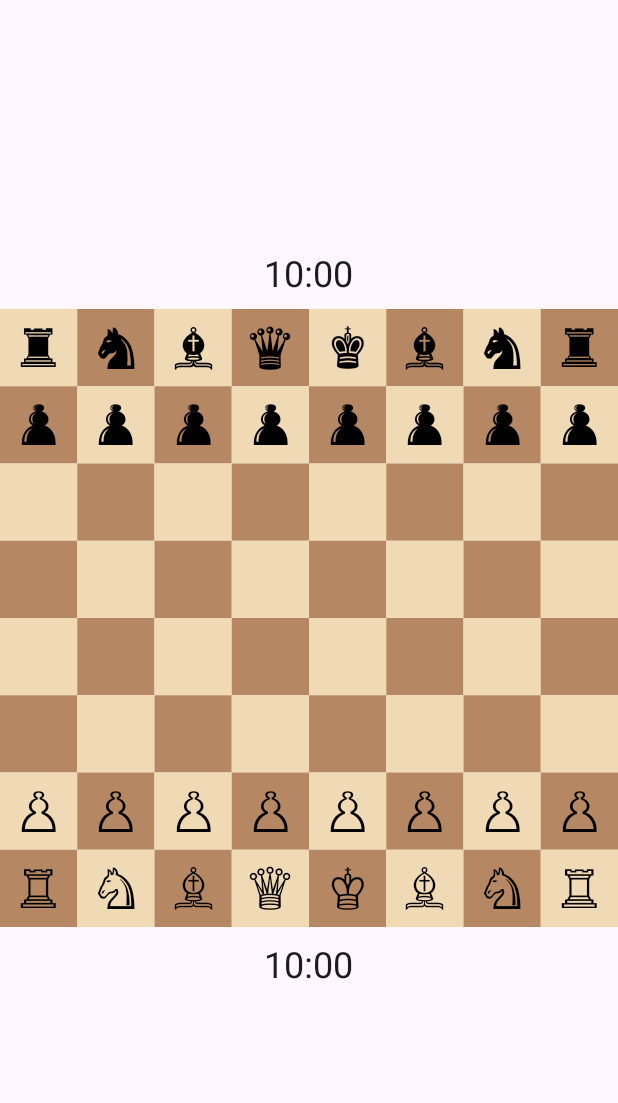
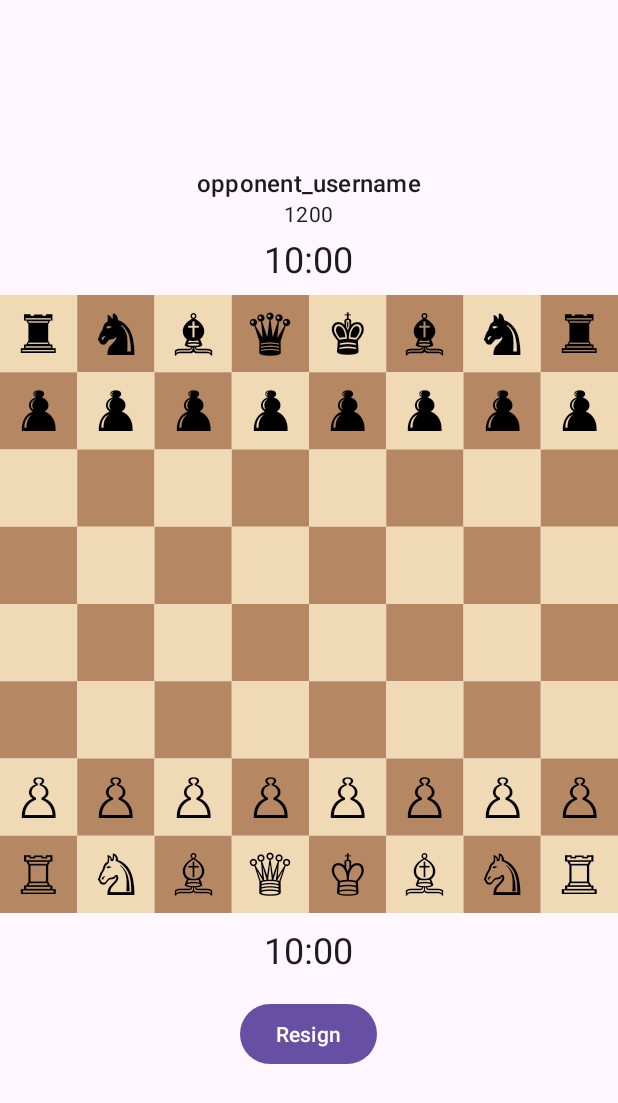
Before and after one commit to Uziel1305/ChessWhisper-Project, an Android app: the layout activity_game.xml on its own in the app's theme, with its tools: preview values and no code run, on a phone screen of 412 x 824 dp. Shown: the top 1103 px of the screen. Run offline under Robolectric (Android 15) with nearby library versions, the light colour scheme and no system bars; network calls fail.

Commit message:
fixing board, adding resign

```diff
--- a/android/app/src/main/java/com/example/chesswhisper/ui/game/BoardView.java
+++ b/android/app/src/main/java/com/example/chesswhisper/ui/game/BoardView.java
@@ -43,6 +43,9 @@ public class BoardView extends View {
     // GameActivity (CW-56) turns this off the instant a move is sent and while it
     // isn't this player's turn.
     private boolean inputEnabled = true;
+    // False by default so the CW-49/50 manual-check path (no live game) keeps its
+    // white-at-bottom view. GameActivity sets this from match.found's color.
+    private boolean flipped = false;
 
     private final Paint lightSquarePaint = new Paint();
     private final Paint darkSquarePaint = new Paint();
@@ -80,6 +83,14 @@ public class BoardView extends View {
         this.inputEnabled = inputEnabled;
     }
 
+    // Rotates the board 180 degrees so the local player's own pieces are always at
+    // the bottom - h-file on the left and rank 1 at the top for black, matching the
+    // standard "board flipped for black" convention.
+    public void setFlipped(boolean flipped) {
+        this.flipped = flipped;
+        invalidate();
+    }
+
     // Replaces the position wholesale — used both for the initial hardcoded position
     // and, later, whenever move.committed delivers a new one.
     public void setPosition(String fen, List<String> legalMoves) {
@@ -108,8 +119,10 @@ public class BoardView extends View {
 
         for (int row = 0; row < 8; row++) {
             for (int col = 0; col < 8; col++) {
-                float left = col * squareSize;
-                float top = row * squareSize;
+                int screenRow = flipped ? 7 - row : row;
+                int screenCol = flipped ? 7 - col : col;
+                float left = screenCol * squareSize;
+                float top = screenRow * squareSize;
                 boolean isLight = (row + col) % 2 == 0;
                 canvas.drawRect(left, top, left + squareSize, top + squareSize,
                         isLight ? lightSquarePaint : darkSquarePaint);
@@ -143,8 +156,10 @@ public class BoardView extends View {
         }
         if (event.getAction() == MotionEvent.ACTION_UP) {
             float squareSize = getWidth() / 8f;
-            int col = (int) (event.getX() / squareSize);
-            int row = (int) (event.getY() / squareSize);
+            int screenCol = (int) (event.getX() / squareSize);
+            int screenRow = (int) (event.getY() / squareSize);
+            int row = flipped ? 7 - screenRow : screenRow;
+            int col = flipped ? 7 - screenCol : screenCol;
             if (row >= 0 && row < 8 && col >= 0 && col < 8) {
                 handleTap(squareName(row, col));
             }
--- a/android/app/src/main/res/layout/activity_game.xml
+++ b/android/app/src/main/res/layout/activity_game.xml
@@ -7,6 +7,26 @@
     android:orientation="vertical"
     android:gravity="center"
     tools:context=".ui.game.GameActivity">
+
+    <!-- Opponent's name and rating, above their clock. GONE with no MatchFound extra. -->
+    <TextView
+        android:id="@+id/opponentNameText"
+        android:layout_width="wrap_content"
+        android:layout_height="wrap_content"
+        android:textAppearance="?attr/textAppearanceTitleMedium"
+        android:visibility="gone"
+        tools:text="opponent_username"
+        tools:visibility="visible" />
+
+    <TextView
+        android:id="@+id/opponentRatingText"
+        android:layout_width="wrap_content"
+        android:layout_height="wrap_content"
+        android:layout_marginBottom="4dp"
+        android:textAppearance="?attr/textAppearanceBodyMedium"
+        android:visibility="gone"
+        tools:text="1200"
+        tools:visibility="visible" />
 
     <!-- Opponent's clock, above the board. GONE with no MatchFound extra (manual check). -->
     <TextView
@@ -35,4 +55,13 @@
         tools:text="10:00"
         tools:visibility="visible" />
 
+    <Button
+        android:id="@+id/resignButton"
+        android:layout_width="wrap_content"
+        android:layout_height="wrap_content"
+        android:layout_marginTop="16dp"
+        android:text="@string/resign"
+        android:visibility="gone"
+        tools:visibility="visible" />
+
 </LinearLayout>
--- a/android/app/src/main/res/values/strings.xml
+++ b/android/app/src/main/res/values/strings.xml
@@ -37,4 +37,9 @@
     <string name="game_result_win">%1$s wins by %2$s.</string>
     <string name="game_result_draw">Draw by %1$s.</string>
     <string name="game_result_back_home">Back to Home</string>
+
+    <string name="resign">Resign</string>
+    <string name="resign_confirm_title">Resign?</string>
+    <string name="resign_confirm_message">Are you sure you want to resign this game?</string>
+    <string name="resign_confirm_cancel">Cancel</string>
 </resources>
```
Also changed, not shown: android/app/src/main/java/com/example/chesswhisper/data/game/GameSocket.java (+22 -0 lines), android/app/src/main/java/com/example/chesswhisper/ui/game/GameActivity.java (+67 -0 lines), 3 other files.
